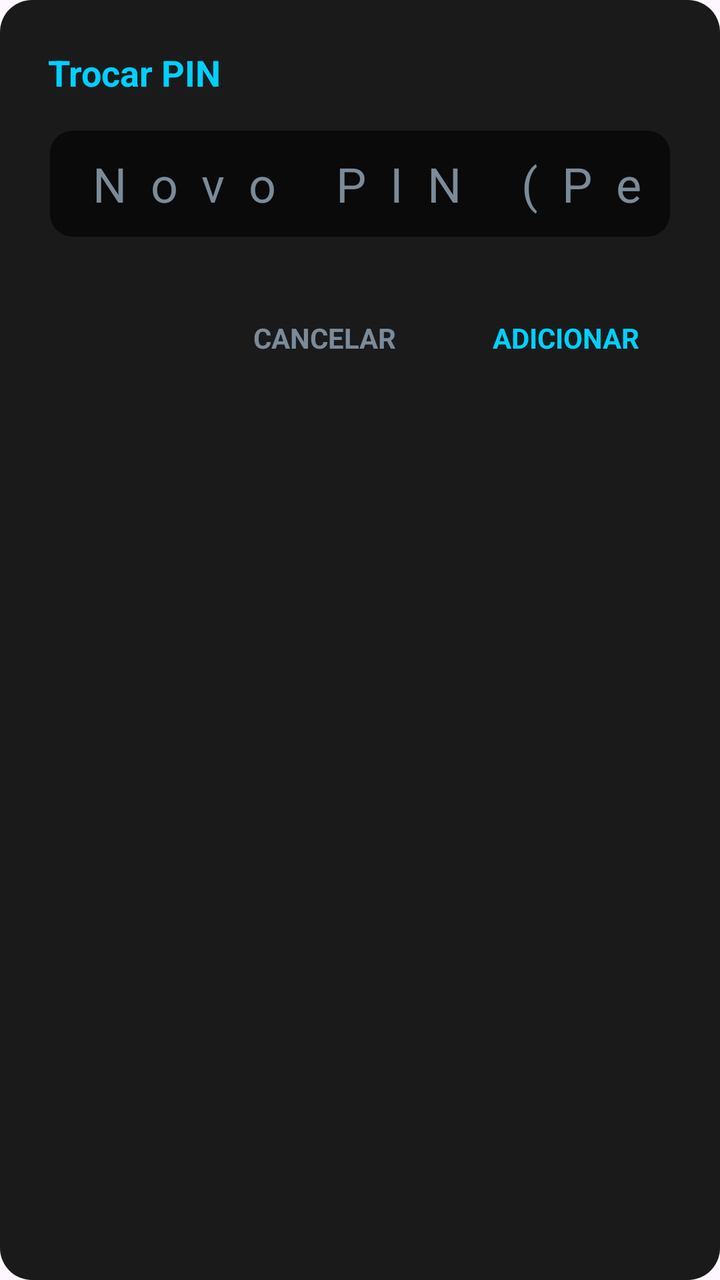
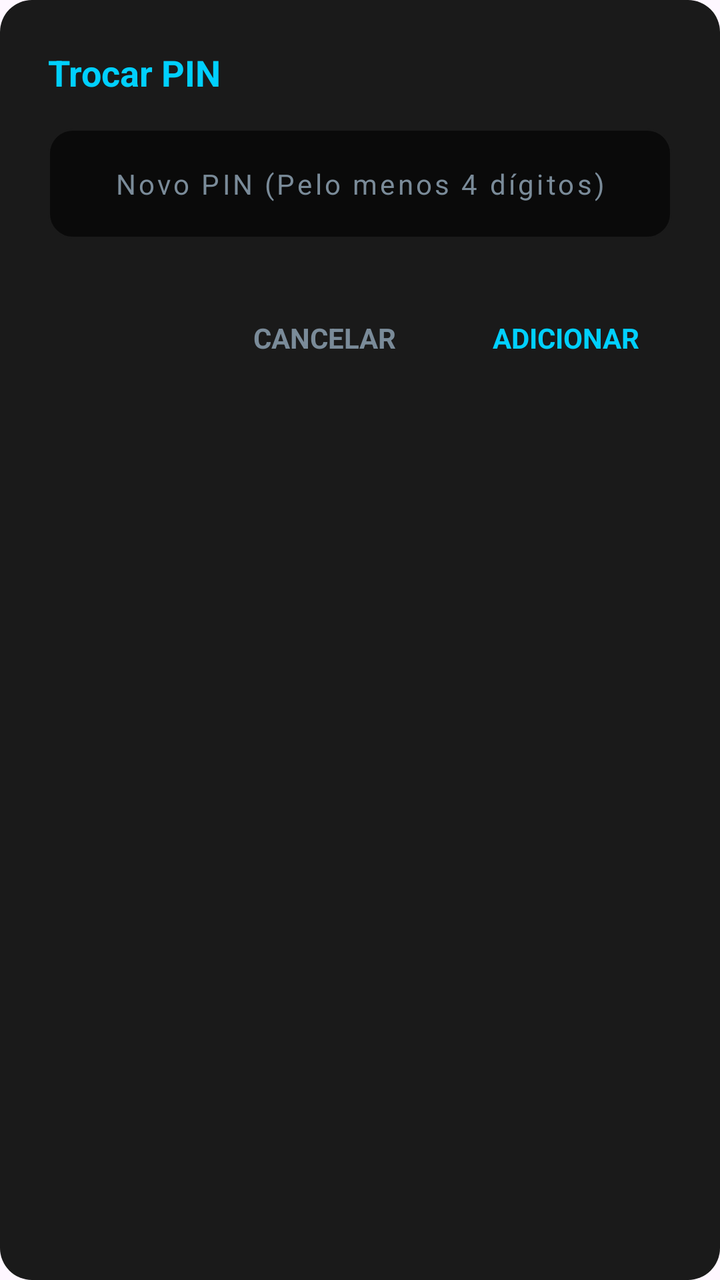

Screens rendered from an Android XML layout before and after an edit, with the pre-edit source and the edit as a unified diff.
<!-- AndroidManifest.xml: application theme Theme.UbiGuard -->
<!-- res/layout/dialog_change_pin.xml -->
<?xml version="1.0" encoding="utf-8"?>
<LinearLayout xmlns:android="http://schemas.android.com/apk/res/android"
    android:layout_width="match_parent"
    android:layout_height="wrap_content"
    android:orientation="vertical"
    android:padding="24dp"
    android:background="@drawable/bg_popup">

    <TextView
        android:layout_width="wrap_content"
        android:layout_height="wrap_content"
        android:text="@string/title_change_pin"
        android:textColor="#00D0FF"
        android:textSize="18sp"
        android:textStyle="bold"
        android:layout_marginBottom="16dp"/>

    <EditText
        android:id="@+id/etNewPin"
        android:layout_width="match_parent"
        android:layout_height="55dp"
        android:autofillHints=""
        android:background="@drawable/bg_input"
        android:hint="@string/hint_new_pin"
        android:textColor="#FFFFFF"
        android:textColorHint="#7A8B99"
        android:paddingStart="16dp"
        android:paddingEnd="16dp"
        android:inputType="numberPassword"
        android:maxLength="4"
        android:gravity="center"
        android:textSize="24sp"
        android:letterSpacing="0.5"
        android:layout_marginBottom="24dp"/>

    <LinearLayout
        android:layout_width="match_parent"
        android:layout_height="wrap_content"
        android:orientation="horizontal"
        android:gravity="end">

        <TextView
            android:id="@+id/btnCancelPin"
            android:layout_width="wrap_content"
            android:layout_height="wrap_content"
            android:text="@string/btn_cancel"
            android:textColor="#7A8B99"
            android:textSize="14sp"
            android:textStyle="bold"
            android:padding="16dp"
            android:background="?attr/selectableItemBackground"
            android:clickable="true"
            android:focusable="true"/>

        <TextView
            android:id="@+id/btnConfirmPin"
            android:layout_width="wrap_content"
            android:layout_height="wrap_content"
            android:text="@string/btn_add"
            android:textColor="#00D0FF"
            android:textSize="14sp"
            android:textStyle="bold"
            android:padding="16dp"
            android:layout_marginStart="16dp"
            android:background="?attr/selectableItemBackground"
            android:clickable="true"
            android:focusable="true"/>
    </LinearLayout>
</LinearLayout>
<!-- resources referenced by this layout -->
<resources>
  <!-- drawable bg_input (drawable) -->
  <?xml version="1.0" encoding="utf-8"?>
  <shape xmlns:android="http://schemas.android.com/apk/res/android">
      <solid android:color="#0A0A0A"/>
      <corners android:radius="12dp"/>
      <stroke android:width="1dp" android:color="#1A1A1A"/>
  </shape>
  <!-- drawable bg_popup (drawable) -->
  <?xml version="1.0" encoding="utf-8"?>
  <shape xmlns:android="http://schemas.android.com/apk/res/android">
      <solid android:color="#1A1A1A" /> <corners android:radius="16dp" /> </shape>
  <string name="btn_add">ADICIONAR</string>
  <string name="btn_cancel">CANCELAR</string>
  <string name="hint_new_pin">Novo PIN (Pelo menos 4 dígitos)</string>
  <string name="title_change_pin">Trocar PIN</string>
  <style name="Theme.UbiGuard" parent="Base.Theme.UbiGuard" />
  <style name="Base.Theme.UbiGuard" parent="Theme.Material3.DayNight.NoActionBar">
          
          
  
          <item name="android:statusBarColor">#000000</item>
  
          <item name="android:windowLightStatusBar">false</item>
  
      </style>
</resources>

<!-- the commit's change to res/layout/dialog_change_pin.xml (unified diff, before → after) -->
@@ -29,8 +29,8 @@
         android:inputType="numberPassword"
         android:maxLength="4"
         android:gravity="center"
-        android:textSize="24sp"
-        android:letterSpacing="0.5"
+        android:textSize="14sp"
+        android:letterSpacing="0.1"
         android:layout_marginBottom="24dp"/>
 
     <LinearLayout
